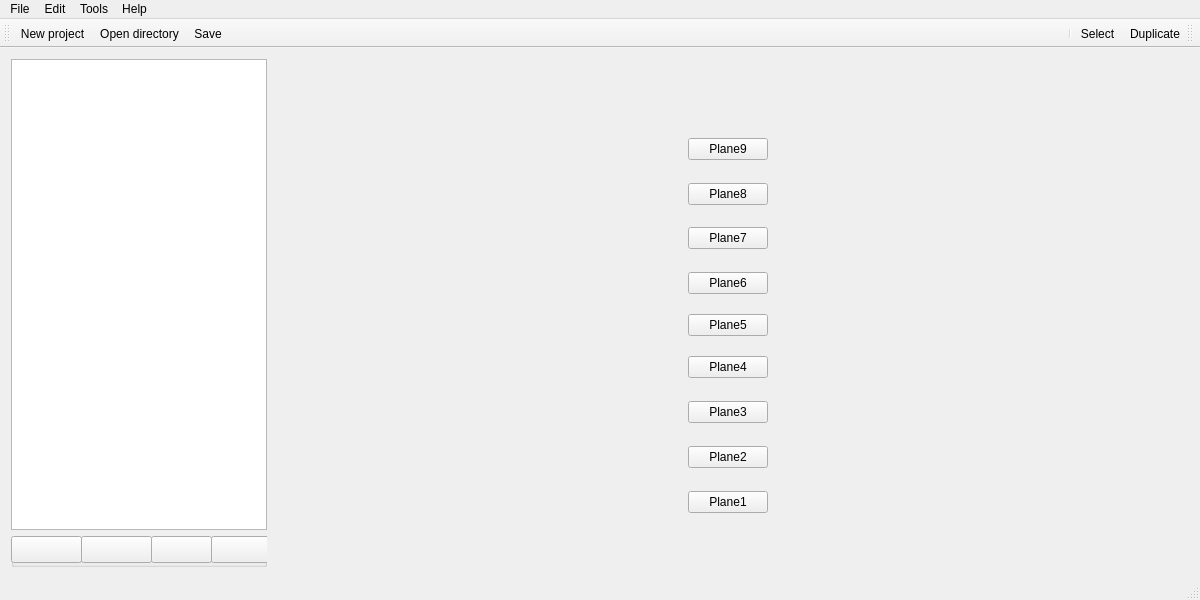
Qt form dispositif/Cubicle/mainwindow.ui (ppff/Cubicle-GUI) before a commit.
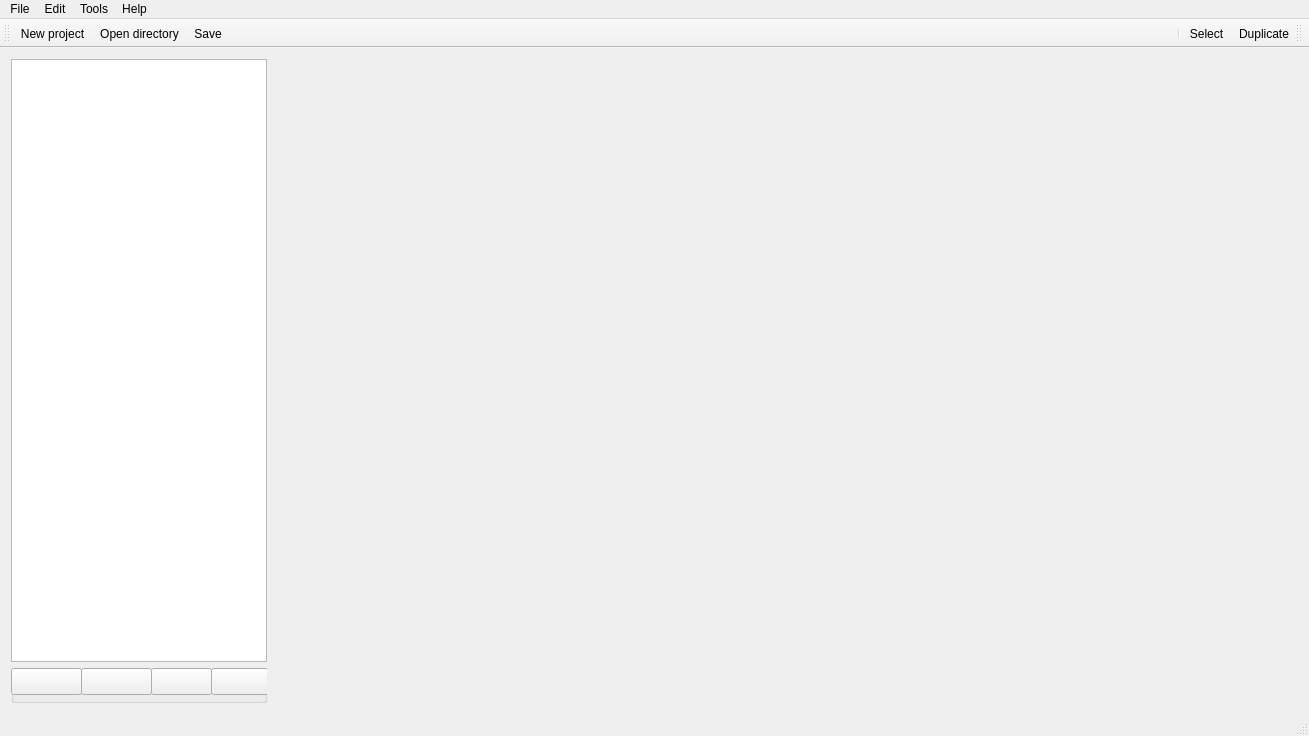
The same form after that commit. Icons and pictures are not drawn. Custom widgets are drawn as their Qt base class.

Commit message: enlever les anciens boutons de plans et rearranger l'affichage de la fenetre principale

What changed in the file:
```diff
--- a/dispositif/Cubicle/mainwindow.ui
+++ b/dispositif/Cubicle/mainwindow.ui
@@ -6,8 +6,8 @@
    <rect>
     <x>0</x>
     <y>0</y>
-    <width>1200</width>
-    <height>600</height>
+    <width>1309</width>
+    <height>736</height>
    </rect>
   </property>
   <property name="minimumSize">
@@ -23,28 +23,87 @@
    <layout class="QGridLayout" name="gridLayout_2">
     <item row="1" column="0">
      <layout class="QGridLayout" name="gridLayout">
-      <item row="13" column="2">
-       <widget class="QPushButton" name="plane2">
-        <property name="text">
-         <string>Plane2</string>
+      <item row="6" column="3">
+       <spacer name="horizontalSpacer_7">
+        <property name="orientation">
+         <enum>Qt::Horizontal</enum>
         </property>
-       </widget>
+        <property name="sizeType">
+         <enum>QSizePolicy::Minimum</enum>
+        </property>
+        <property name="sizeHint" stdset="0">
+         <size>
+          <width>40</width>
+          <height>20</height>
+         </size>
+        </property>
+       </spacer>
       </item>
-      <item row="4" column="2">
-       <widget class="QPushButton" name="plane8">
-        <property name="text">
-         <string>Plane8</string>
+      <item row="9" column="3">
+       <spacer name="horizontalSpacer_10">
+        <property name="orientation">
+         <enum>Qt::Horizontal</enum>
         </property>
-       </widget>
+        <property name="sizeType">
+         <enum>QSizePolicy::Minimum</enum>
+        </property>
+        <property name="sizeHint" stdset="0">
+         <size>
+          <width>40</width>
+          <height>20</height>
+         </size>
+        </property>
+       </spacer>
       </item>
-      <item row="5" column="2" rowspan="2">
-       <widget class="QPushButton" name="plane7">
-        <property name="text">
-         <string>Plane7</string>
+      <item row="5" column="3">
+       <spacer name="horizontalSpacer_6">
+        <property name="orientation">
+         <enum>Qt::Horizontal</enum>
         </property>
-       </widget>
+        <property name="sizeType">
+         <enum>QSizePolicy::Minimum</enum>
+        </property>
+        <property name="sizeHint" stdset="0">
+         <size>
+          <width>40</width>
+          <height>20</height>
+         </size>
+        </property>
+       </spacer>
       </item>
-      <item row="9" column="1">
+      <item row="7" column="3">
+       <spacer name="horizontalSpacer_8">
+        <property name="orientation">
+         <enum>Qt::Horizontal</enum>
+        </property>
+        <property name="sizeType">
+         <enum>QSizePolicy::Minimum</enum>
+        </property>
+        <property name="sizeHint" stdset="0">
+         <size>
+          <width>40</width>
+          <height>20</height>
+         </size>
+        </property>
+       </spacer>
+      </item>
+      <item row="10" column="3">
+       <spacer name="horizontalSpacer_11">
+        <property name="orientation">
+         <enum>Qt::Horizontal</enum>
+        </property>
+        <property name="sizeType">
+         <enum>QSizePolicy::Minimum</enum>
+        </property>
+        <property name="sizeHint" stdset="0">
+         <size>
+          <width>40</width>
+          <height>20</height>
+         </size>
+        </property>
+       </spacer>
+      </item>
+      <item row="5" column="1">
        <spacer name="horizontalSpacer">
         <property name="orientation">
          <enum>Qt::Horizontal</enum>
@@ -57,52 +116,183 @@
         </property>
        </spacer>
       </item>
-      <item row="8" column="2" rowspan="2">
-       <widget class="QPushButton" name="plane5">
-        <property name="text">
-         <string>Plane5</string>
+      <item row="14" column="3">
+       <spacer name="horizontalSpacer_16">
+        <property name="orientation">
+         <enum>Qt::Horizontal</enum>
         </property>
-       </widget>
+        <property name="sizeType">
+         <enum>QSizePolicy::Minimum</enum>
+        </property>
+        <property name="sizeHint" stdset="0">
+         <size>
+          <width>40</width>
+          <height>20</height>
+         </size>
+        </property>
+       </spacer>
       </item>
-      <item row="10" column="2">
-       <widget class="QPushButton" name="plane4">
-        <property name="text">
-         <string>Plane4</string>
+      <item row="13" column="3">
+       <spacer name="horizontalSpacer_15">
+        <property name="orientation">
+         <enum>Qt::Horizontal</enum>
         </property>
-       </widget>
+        <property name="sizeType">
+         <enum>QSizePolicy::Minimum</enum>
+        </property>
+        <property name="sizeHint" stdset="0">
+         <size>
+          <width>40</width>
+          <height>20</height>
+         </size>
+        </property>
+       </spacer>
       </item>
-      <item row="7" column="2">
-       <widget class="QPushButton" name="plane6">
-        <property name="text">
-         <string>Plane6</string>
+      <item row="2" column="3">
+       <spacer name="horizontalSpacer_3">
+        <property name="orientation">
+         <enum>Qt::Horizontal</enum>
         </property>
-       </widget>
+        <property name="sizeType">
+         <enum>QSizePolicy::Minimum</enum>
+        </property>
+        <property name="sizeHint" stdset="0">
+         <size>
+          <width>40</width>
+          <height>20</height>
+         </size>
+        </property>
+       </spacer>
       </item>
-      <item row="14" column="2" rowspan="2">
-       <widget class="QPushButton" name="plane1">
-        <property name="text">
-         <string>Plane1</string>
+      <item row="3" column="3">
+       <spacer name="horizontalSpacer_4">
+        <property name="orientation">
+         <enum>Qt::Horizontal</enum>
         </property>
-       </widget>
+        <property name="sizeType">
+         <enum>QSizePolicy::Minimum</enum>
+        </property>
+        <property name="sizeHint" stdset="0">
+         <size>
+          <width>40</width>
+          <height>20</height>
+         </size>
+        </property>
+       </spacer>
       </item>
-      <item row="0" column="0" rowspan="16">
-       <widget class="QTreeView" name="treeView">
-        <property name="sizePolicy">
-         <sizepolicy hsizetype="Minimum" vsizetype="Expanding">
-          <horstretch>0</horstretch>
-          <verstretch>0</verstretch>
-         </sizepolicy>
+      <item row="0" column="3">
+       <spacer name="horizontalSpacer_13">
+        <property name="orientation">
+         <enum>Qt::Horizontal</enum>
         </property>
-       </widget>
+        <property name="sizeType">
+         <enum>QSizePolicy::Minimum</enum>
+        </property>
+        <property name="sizeHint" stdset="0">
+         <size>
+          <width>40</width>
+          <height>20</height>
+         </size>
+        </property>
+       </spacer>
       </item>
-      <item row="11" column="2" rowspan="2">
-       <widget class="QPushButton" name="plane3">
-        <property name="text">
-         <string>Plane3</string>
+      <item row="8" column="3">
+       <spacer name="horizontalSpacer_9">
+        <property name="orientation">
+         <enum>Qt::Horizontal</enum>
         </property>
-       </widget>
+        <property name="sizeType">
+         <enum>QSizePolicy::Minimum</enum>
+        </property>
+        <property name="sizeHint" stdset="0">
+         <size>
+          <width>40</width>
+          <height>20</height>
+         </size>
+        </property>
+       </spacer>
       </item>
-      <item row="0" column="3" rowspan="17">
+      <item row="1" column="3">
+       <spacer name="horizontalSpacer_2">
+        <property name="orientation">
+         <enum>Qt::Horizontal</enum>
+        </property>
+        <property name="sizeType">
+         <enum>QSizePolicy::Minimum</enum>
+        </property>
+        <property name="sizeHint" stdset="0">
+         <size>
+          <width>40</width>
+          <height>20</height>
+         </size>
+        </property>
+       </spacer>
+      </item>
+      <item row="4" column="3">
+       <spacer name="horizontalSpacer_5">
+        <property name="orientation">
+         <enum>Qt::Horizontal</enum>
+        </property>
+        <property name="sizeType">
+         <enum>QSizePolicy::Minimum</enum>
+        </property>
+        <property name="sizeHint" stdset="0">
+         <size>
+          <width>40</width>
+          <height>20</height>
+         </size>
+        </property>
+       </spacer>
+      </item>
+      <item row="11" column="3">
+       <spacer name="horizontalSpacer_12">
+        <property name="orientation">
+         <enum>Qt::Horizontal</enum>
+        </property>
+        <property name="sizeType">
+         <enum>QSizePolicy::Minimum</enum>
+        </property>
+        <property name="sizeHint" stdset="0">
+         <size>
+          <width>40</width>
+          <height>20</height>
+         </size>
+        </property>
+       </spacer>
+      </item>
+      <item row="12" column="3">
+       <spacer name="horizontalSpacer_14">
+        <property name="orientation">
+         <enum>Qt::Horizontal</enum>
+        </property>
+        <property name="sizeType">
+         <enum>QSizePolicy::Minimum</enum>
+        </property>
+        <property name="sizeHint" stdset="0">
+         <size>
+          <width>40</width>
+          <height>20</height>
+         </size>
+        </property>
+       </spacer>
+      </item>
+      <item row="15" column="3">
+       <spacer name="horizontalSpacer_17">
+        <property name="orientation">
+         <enum>Qt::Horizontal</enum>
+        </property>
+        <property name="sizeType">
+         <enum>QSizePolicy::Minimum</enum>
+        </property>
+        <property name="sizeHint" stdset="0">
+         <size>
+          <width>40</width>
+          <height>20</height>
+         </size>
+        </property>
+       </spacer>
+      </item>
+      <item row="0" column="4" rowspan="16">
        <widget class="simulation_cube" name="widget" native="true">
         <property name="sizePolicy">
          <sizepolicy hsizetype="Expanding" vsizetype="Expanding">
@@ -112,7 +302,7 @@
         </property>
        </widget>
       </item>
-      <item row="16" column="0">
+      <item row="15" column="0">
        <widget class="QGroupBox" name="groupBox">
         <property name="title">
          <string/>
@@ -199,10 +389,13 @@
         </widget>
        </widget>
       </item>
-      <item row="2" column="2" rowspan="2">
-       <widget class="QPushButton" name="plane9">
-        <property name="text">
-         <string>Plane9</string>
+      <item row="0" column="0" rowspan="15">
+       <widget class="QTreeView" name="treeView">
+        <property name="sizePolicy">
+         <sizepolicy hsizetype="Minimum" vsizetype="Expanding">
+          <horstretch>0</horstretch>
+          <verstretch>0</verstretch>
+         </sizepolicy>
         </property>
        </widget>
       </item>
@@ -215,8 +408,8 @@
     <rect>
      <x>0</x>
      <y>0</y>
-     <width>1200</width>
-     <height>25</height>
+     <width>1309</width>
+     <height>21</height>
     </rect>
    </property>
    <property name="nativeMenuBar">
```
The commit also changes 1 other file.
